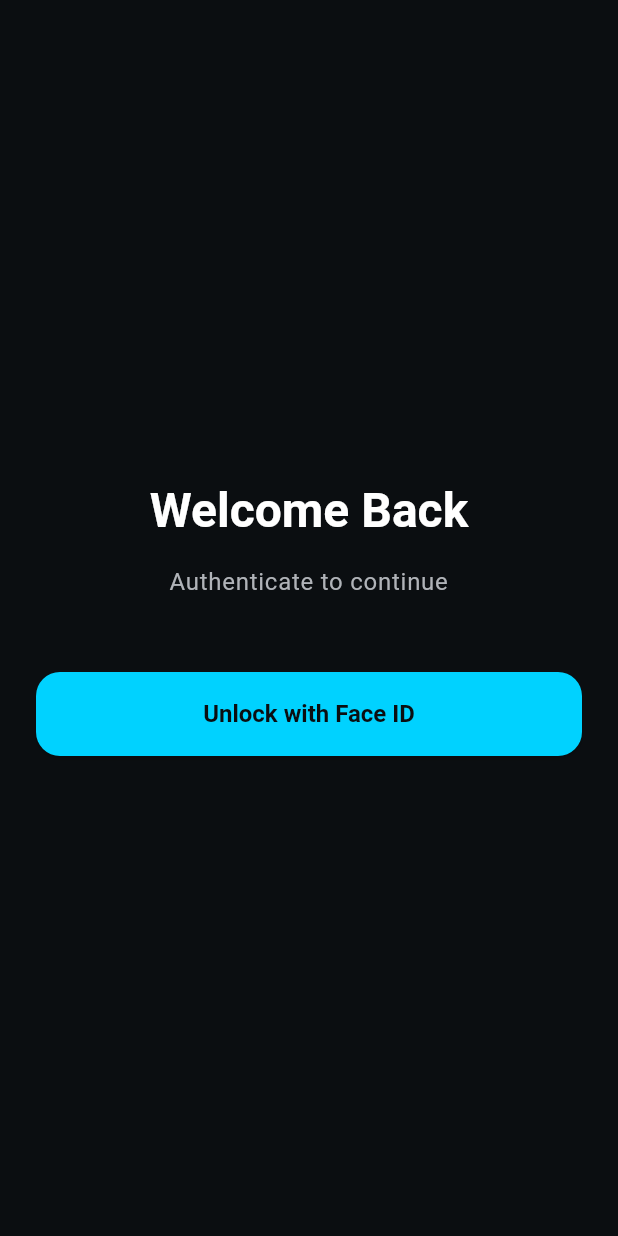
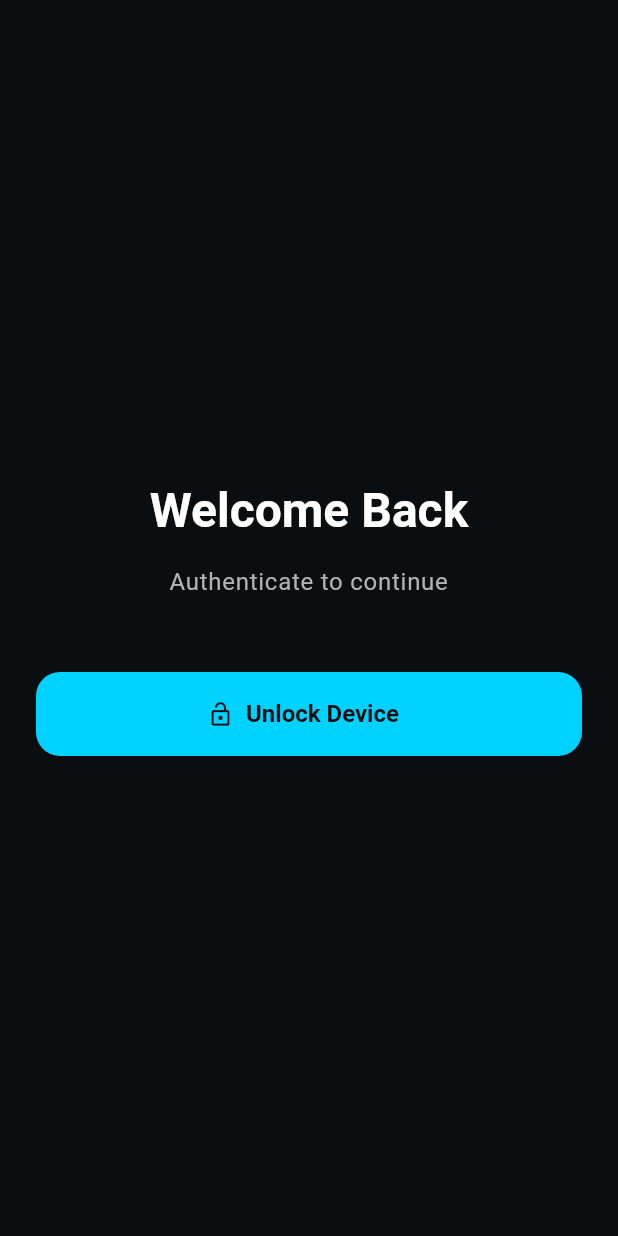
Before and after one commit to DiegoVilla27/face-id-flutter, a Flutter app: the screen it shows after launch, on a phone screen of 412 x 824 dp. Run offline on Flutter 3.47's test engine with Material 3 defaults, Android fonts, the phone set to English and light mode, and no system bars; our stand-ins replace flutter_riverpod, go_router, local_auth, riverpod_annotation; generated files the repository leaves out were written again.

Commit message:
feat(auth): dynamic auth detection and localized labels

```diff
--- a/lib/l10n/app_en.arb
+++ b/lib/l10n/app_en.arb
@@ -3,6 +3,9 @@
   "loginTitle": "Welcome Back",
   "loginSubtitle": "Authenticate to continue",
   "unlockWithFaceId": "Unlock with Face ID",
+  "unlockWithFingerprint": "Unlock with Fingerprint",
+  "unlockWithPin": "Unlock with Device PIN",
+  "unlockDevice": "Unlock Device",
   "homeTitle": "Secure Home",
   "homeWelcome": "Safe surroundings detected",
   "logout": "Logout"
--- a/lib/l10n/app_es.arb
+++ b/lib/l10n/app_es.arb
@@ -3,6 +3,9 @@
   "loginTitle": "Bienvenido",
   "loginSubtitle": "Autentícate para continuar",
   "unlockWithFaceId": "Desbloquear con Face ID",
+  "unlockWithFingerprint": "Desbloquear con Huella",
+  "unlockWithPin": "Desbloquear con PIN",
+  "unlockDevice": "Desbloquear Dispositivo",
   "homeTitle": "Inicio Seguro",
   "homeWelcome": "Entorno seguro detectado",
   "logout": "Cerrar sesión"
--- a/lib/screens/public/login/login_screen.dart
+++ b/lib/screens/public/login/login_screen.dart
@@ -2,6 +2,7 @@
 import 'package:flutter_riverpod/flutter_riverpod.dart';
 import '../../../core/extensions/context_extensions.dart';
 import '../../../services/auth_service.dart';
+import '../../../services/biometric_service.dart';
 
 class LoginScreen extends ConsumerWidget {
   const LoginScreen({super.key});
@@ -9,6 +10,7 @@
   @override
   Widget build(BuildContext context, WidgetRef ref) {
     final authState = ref.watch(authNotifierProvider);
+    final authType = ref.watch(authTypeProvider);
 
     return Scaffold(
       body: Center(
@@ -28,16 +30,13 @@
                 textAlign: TextAlign.center,
               ),
               const SizedBox(height: 48),
-              // Face ID button or Loading
+              // Dynamic Auth Button
               authState.maybeWhen(
                 loading: () => const CircularProgressIndicator.adaptive(),
-                orElse: () => ElevatedButton(
-                  onPressed: () {
-                    ref.read(authNotifierProvider.notifier).loginWithBiometrics(
-                          reason: context.l10n.loginSubtitle,
-                        );
-                  },
-                  child: Text(context.l10n.unlockWithFaceId),
+                orElse: () => authType.when(
+                  data: (type) => _AuthButton(type: type),
+                  loading: () => const CircularProgressIndicator.adaptive(),
+                  error: (_, __) => _AuthButton(type: AppAuthType.none),
                 ),
               ),
               if (authState.hasError) ...[
@@ -55,7 +54,7 @@
                       Expanded(
                         child: Text(
                           authState.error.toString(),
-                          style: TextStyle(color: context.colors.error),
+                          style: TextStyle(color: context.colors.error, fontSize: 13),
                         ),
                       ),
                     ],
@@ -69,3 +68,38 @@
     );
   }
 }
+
+class _AuthButton extends ConsumerWidget {
+  final AppAuthType type;
+
+  const _AuthButton({required this.type});
+
+  @override
+  Widget build(BuildContext context, WidgetRef ref) {
+    final IconData icon;
+    final String label;
+
+    switch (type) {
+      case AppAuthType.face:
+        icon = Icons.face;
+        label = context.l10n.unlockWithFaceId;
+      case AppAuthType.fingerprint:
+        icon = Icons.fingerprint;
+        label = context.l10n.unlockWithFingerprint;
+      case AppAuthType.pin:
+        icon = Icons.grid_view_sharp;
+        label = context.l10n.unlockWithPin;
+      case AppAuthType.none:
+        icon = Icons.lock_open;
+        label = context.l10n.unlockDevice;
+    }
+
+    return ElevatedButton.icon(
+      onPressed: () {
+        ref.read(authNotifierProvider.notifier).login();
+      },
+      icon: Icon(icon),
+      label: Text(label),
+    );
+  }
+}
```
Also changed, not shown: lib/services/auth_service.dart (+14 -12 lines), lib/services/biometric_service.dart (+36 -7 lines), lib/core/router/config/router_config.g.dart, lib/l10n/generated/app_localizations.dart, lib/l10n/generated/app_localizations_en.dart, lib/l10n/generated/app_localizations_es.dart, lib/services/auth_service.g.dart, lib/services/biometric_service.g.dart.
